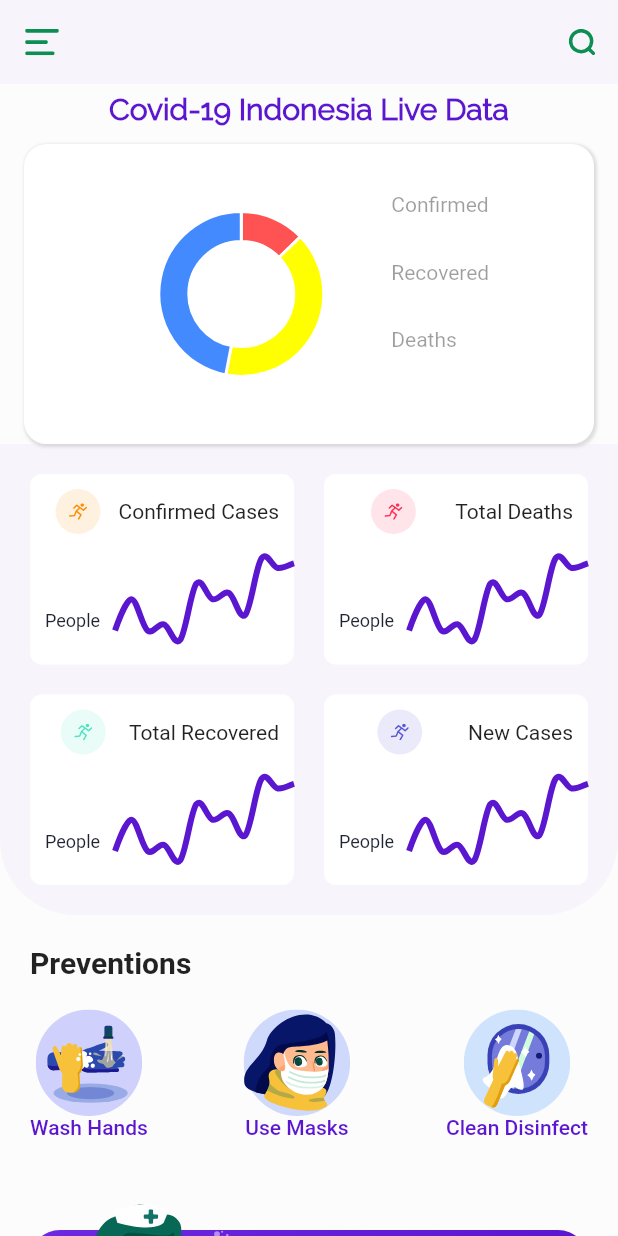
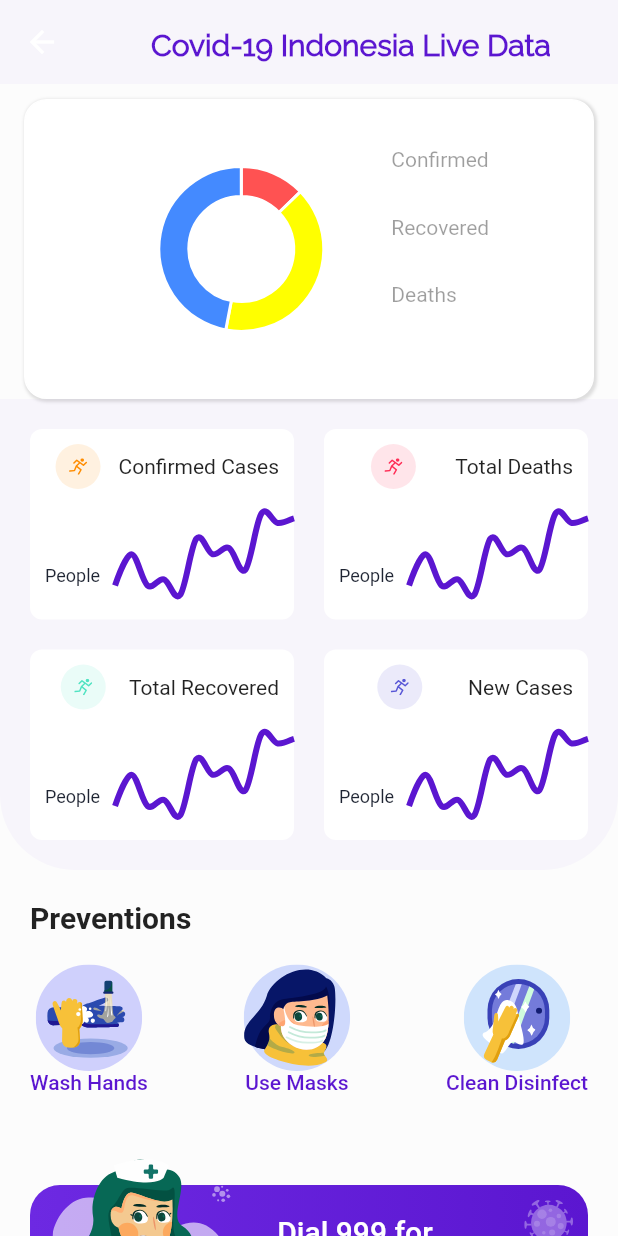
Before and after one commit to MulyonoPutra/Covid19App, a Flutter app: the HomeScreen screen opened directly, on a phone screen of 412 x 824 dp. Run offline on Flutter 3.47's test engine with Material 2 defaults, Android fonts, the phone set to English and light mode, and no system bars; drawn by our look-alikes of fl_chart; our stand-ins replace after_layout, charts_flutter, equatable, flutter_svg, shared_preferences; accounts and stored records are empty; network calls fail.

Commit message:
Add text in appbar.

```diff
--- a/lib/features/presentation/screen/home_screen.dart
+++ b/lib/features/presentation/screen/home_screen.dart
@@ -30,12 +30,6 @@ class _HomeScreenState extends State<HomeScreen> {
         child: Column(
           crossAxisAlignment: CrossAxisAlignment.start,
           children: <Widget>[
-            Center(
-              child: Text(
-                'Covid-19 Indonesia Live Data',
-                style: homeTitleStyle,
-              ),
-            ),
             SizedBox(height: 10),
             _buildStatistic(),
             Container(
@@ -317,16 +311,13 @@ class _HomeScreenState extends State<HomeScreen> {
     return AppBar(
       backgroundColor: cPrimaryColor.withOpacity(.03),
       elevation: 0,
-      leading: IconButton(
-        icon: SvgPicture.asset("assets/icons/menu.svg"),
-        onPressed: () {},
+      centerTitle: true,
+      title: Center(
+        child: Text(
+          'Covid-19 Indonesia Live Data',
+          style: homeTitleStyle,
+        ),
       ),
-      actions: <Widget>[
-        IconButton(
-          icon: SvgPicture.asset("assets/icons/search.svg"),
-          onPressed: () {},
-        ),
-      ],
     );
   }
 }
```
